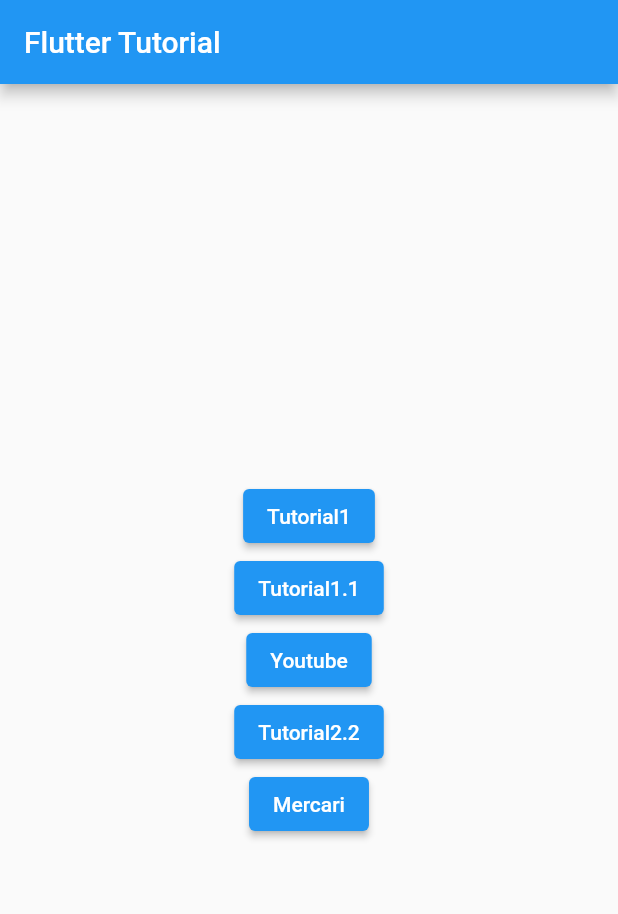
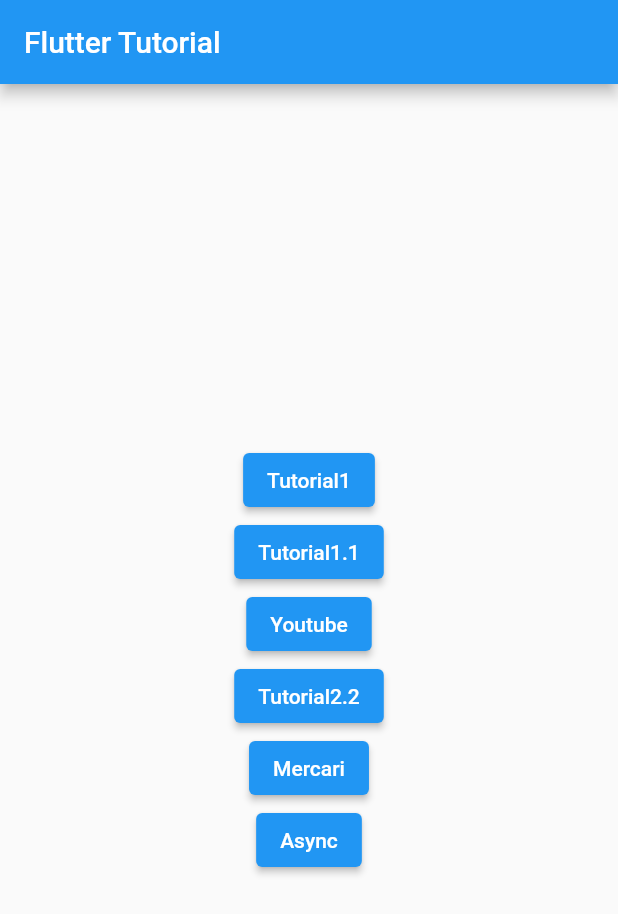
Before and after one commit to kenji-axia/flutter_tutorial, a Flutter app: the screen it shows after launch, on a phone screen of 412 x 824 dp. Shown: the top 914 px of the screen. Run offline on Flutter 3.47's test engine with Material 2 defaults, Android fonts, the phone set to English and light mode, and no system bars; our stand-ins replace badges, flutter_svg.

```diff
--- a/lib/main.dart
+++ b/lib/main.dart
@@ -1,5 +1,6 @@
 import 'package:flutter/material.dart';
 
+import 'async_screen.dart';
 import 'building/building_layout_screen.dart';
 import 'animation/animation_screen.dart';
 import 'youtube/youtube_screen.dart';
@@ -60,6 +61,10 @@ class MyHomePage extends StatelessWidget {
               'Mercari',
               MercariScreen(),
             ),
+            TransitionScreenButton(
+              'Async',
+              AsyncScreen(),
+            ),
           ],
         ),
       ),
--- a/pubspec.yaml
+++ b/pubspec.yaml
@@ -36,6 +36,7 @@ dependencies:
   cupertino_icons: ^1.0.2
   flutter_svg: ^1.1.5
   badges: ^2.0.3
+  shared_preferences: ^2.0.12
 
 dev_dependencies:
   flutter_test:
```
Also changed, not shown: lib/async_screen.dart (added, +19 -0 lines), 3 other files.
